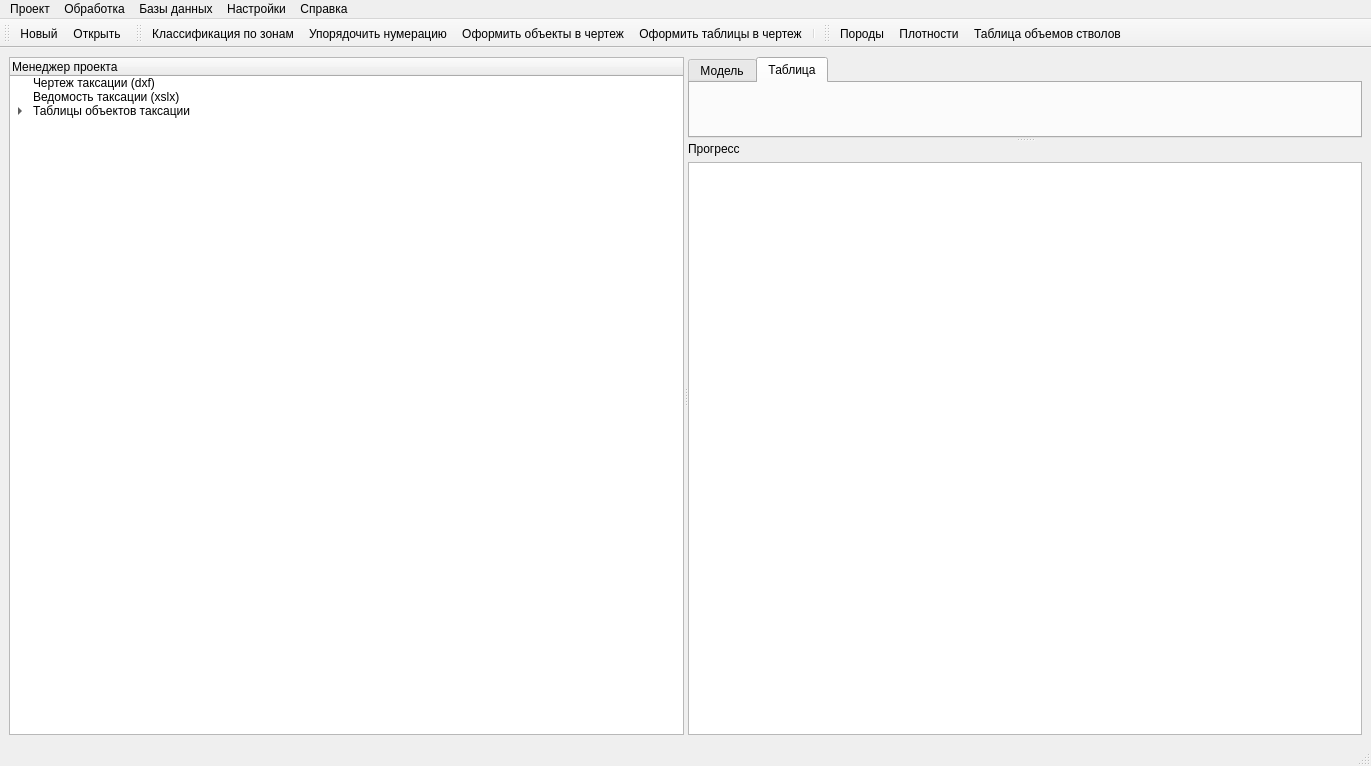
This is resources/ui/mainwindow.ui in maxmyslivets/TaxationMaster as Qt 5 draws it before an edit. The edited form follows.
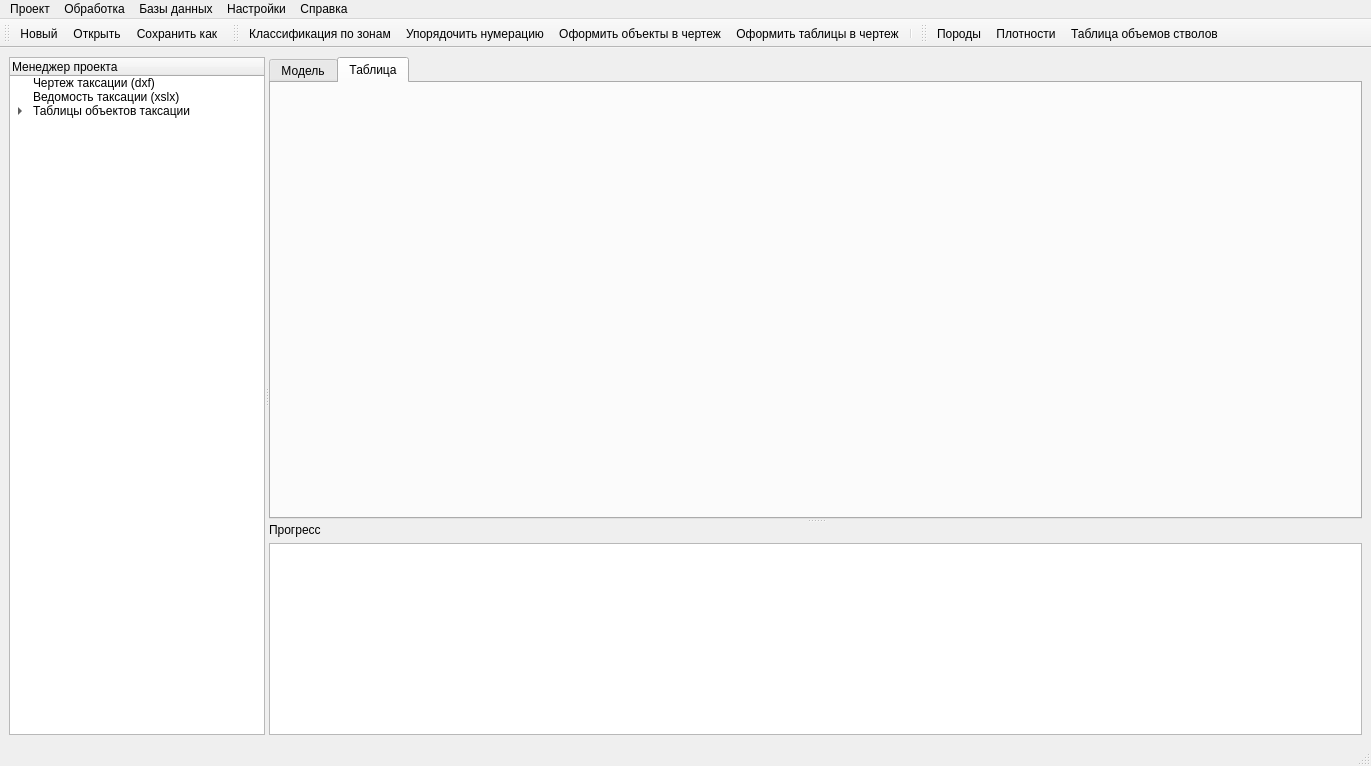
This is the edited form. Icons and pictures are not drawn.

Commit message: добавлена логика создания, открытия и сохранения проекта

Diff of the .ui file:
```diff
--- a/resources/ui/mainwindow.ui
+++ b/resources/ui/mainwindow.ui
@@ -31,6 +31,12 @@
        <enum>Qt::Orientation::Horizontal</enum>
       </property>
       <widget class="QTreeWidget" name="tree_manager">
+       <property name="sizePolicy">
+        <sizepolicy hsizetype="Expanding" vsizetype="Expanding">
+         <horstretch>0</horstretch>
+         <verstretch>0</verstretch>
+        </sizepolicy>
+       </property>
        <column>
         <property name="text">
          <string>Менеджер проекта</string>
@@ -64,8 +70,8 @@
       </widget>
       <widget class="QSplitter" name="splitter_2">
        <property name="sizePolicy">
-        <sizepolicy hsizetype="Preferred" vsizetype="Expanding">
-         <horstretch>0</horstretch>
+        <sizepolicy hsizetype="Preferred" vsizetype="Preferred">
+         <horstretch>1</horstretch>
          <verstretch>0</verstretch>
         </sizepolicy>
        </property>
@@ -76,6 +82,12 @@
         <enum>Qt::Orientation::Vertical</enum>
        </property>
        <widget class="QTabWidget" name="tabWidget">
+        <property name="sizePolicy">
+         <sizepolicy hsizetype="Expanding" vsizetype="Preferred">
+          <horstretch>0</horstretch>
+          <verstretch>1</verstretch>
+         </sizepolicy>
+        </property>
         <property name="currentIndex">
          <number>1</number>
         </property>
@@ -92,8 +104,17 @@
        </widget>
        <widget class="QWidget" name="layoutWidget">
         <layout class="QVBoxLayout" name="vl3">
+         <property name="sizeConstraint">
+          <enum>QLayout::SizeConstraint::SetDefaultConstraint</enum>
+         </property>
          <item>
           <widget class="QLabel" name="label">
+           <property name="sizePolicy">
+            <sizepolicy hsizetype="Preferred" vsizetype="Preferred">
+             <horstretch>0</horstretch>
+             <verstretch>0</verstretch>
+            </sizepolicy>
+           </property>
            <property name="text">
             <string>Прогресс</string>
            </property>
@@ -101,6 +122,12 @@
          </item>
          <item>
           <widget class="QTextBrowser" name="console_log">
+           <property name="sizePolicy">
+            <sizepolicy hsizetype="Expanding" vsizetype="Expanding">
+             <horstretch>0</horstretch>
+             <verstretch>1</verstretch>
+            </sizepolicy>
+           </property>
            <property name="font">
             <font>
              <pointsize>8</pointsize>
@@ -189,6 +216,7 @@
    </attribute>
    <addaction name="menu_project_new"/>
    <addaction name="menu_project_open"/>
+   <addaction name="menu_project_save_as"/>
   </widget>
   <widget class="QToolBar" name="toolBar_2">
    <property name="windowTitle">
@@ -298,6 +326,14 @@
     <string>Руководство</string>
    </property>
   </action>
+  <action name="menu_project_save_as">
+   <property name="text">
+    <string>Сохранить как</string>
+   </property>
+   <property name="menuRole">
+    <enum>QAction::MenuRole::NoRole</enum>
+   </property>
+  </action>
  </widget>
  <resources>
   <include location="../resources.qrc"/>
```
Left out of the diff: 4 changed lines with no effect on the pictures. The commit also changes 2 other files.
